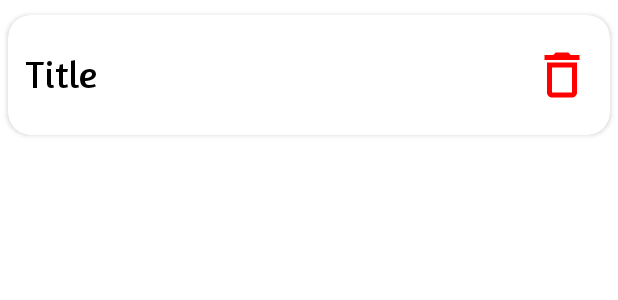
After one commit to ashwin1241/TnR, an Android app: the layout reminder_item.xml on its own in the app's theme, with its tools: preview values and no code run, on a phone screen of 412 x 824 dp. The commit adds this screen. Shown: the top 300 px of the screen. Run offline under Robolectric (Android 15) with nearby library versions, the phone set to English and light mode, and no system bars.

Commit message:
minor updates

```diff
--- /dev/null
+++ b/app/src/main/res/drawable/ic_outline_delete_40.xml
@@ -0,0 +1,5 @@
+<vector android:height="40dp" android:tint="#FF0000"
+    android:viewportHeight="24" android:viewportWidth="24"
+    android:width="40dp" xmlns:android="http://schemas.android.com/apk/res/android">
+    <path android:fillColor="@android:color/white" android:pathData="M16,9v10H8V9h8m-1.5,-6h-5l-1,1H5v2h14V4h-3.5l-1,-1zM18,7H6v12c0,1.1 0.9,2 2,2h8c1.1,0 2,-0.9 2,-2V7z"/>
+</vector>
--- /dev/null
+++ b/app/src/main/res/drawable/ic_round_search_40.xml
@@ -0,0 +1,5 @@
+<vector android:height="40dp" android:tint="#FFFFFF"
+    android:viewportHeight="24" android:viewportWidth="24"
+    android:width="40dp" xmlns:android="http://schemas.android.com/apk/res/android">
+    <path android:fillColor="@android:color/white" android:pathData="M15.5,14h-0.79l-0.28,-0.27c1.2,-1.4 1.82,-3.31 1.48,-5.34 -0.47,-2.78 -2.79,-5 -5.59,-5.34 -4.23,-0.52 -7.79,3.04 -7.27,7.27 0.34,2.8 2.56,5.12 5.34,5.59 2.03,0.34 3.94,-0.28 5.34,-1.48l0.27,0.28v0.79l4.25,4.25c0.41,0.41 1.08,0.41 1.49,0 0.41,-0.41 0.41,-1.08 0,-1.49L15.5,14zM9.5,14C7.01,14 5,11.99 5,9.5S7.01,5 9.5,5 14,7.01 14,9.5 11.99,14 9.5,14z"/>
+</vector>
--- /dev/null
+++ b/app/src/main/res/layout/reminder_item.xml
@@ -0,0 +1,39 @@
+<?xml version="1.0" encoding="utf-8"?>
+<androidx.cardview.widget.CardView xmlns:android="http://schemas.android.com/apk/res/android"
+    android:layout_width="match_parent"
+    android:layout_height="80dp"
+    xmlns:app="http://schemas.android.com/apk/res-auto"
+    android:layout_marginEnd="5dp"
+    android:layout_marginStart="5dp"
+    android:layout_marginTop="10dp"
+    app:cardCornerRadius="15dp">
+
+    <RelativeLayout
+        android:layout_width="match_parent"
+        android:layout_height="match_parent"
+        android:layout_margin="2dp">
+
+        <TextView
+            android:id="@+id/Title_card"
+            android:layout_width="300dp"
+            android:layout_height="33dp"
+            android:layout_centerVertical="true"
+            android:textSize="25dp"
+            android:textColor="@color/black"
+            android:text="Title"
+            android:layout_margin="10dp"
+            android:fontFamily="@font/amaranth"
+            android:maxLines="1"
+            android:ellipsize="end"/>
+
+        <ImageButton
+            android:layout_width="40dp"
+            android:layout_height="40dp"
+            android:layout_alignParentEnd="true"
+            android:layout_centerVertical="true"
+            android:layout_marginEnd="10dp"
+            android:background="@drawable/ic_outline_delete_40"/>
+
+    </RelativeLayout>
+
+</androidx.cardview.widget.CardView>
```
Also changed, not shown: app/src/main/java/com/tnr/Reminders.java (+22 -0 lines), app/src/main/res/layout/activity_reminders.xml (+18 -1 lines), app/src/main/res/menu/reminder_menu.xml (added, +9 -0 lines).
